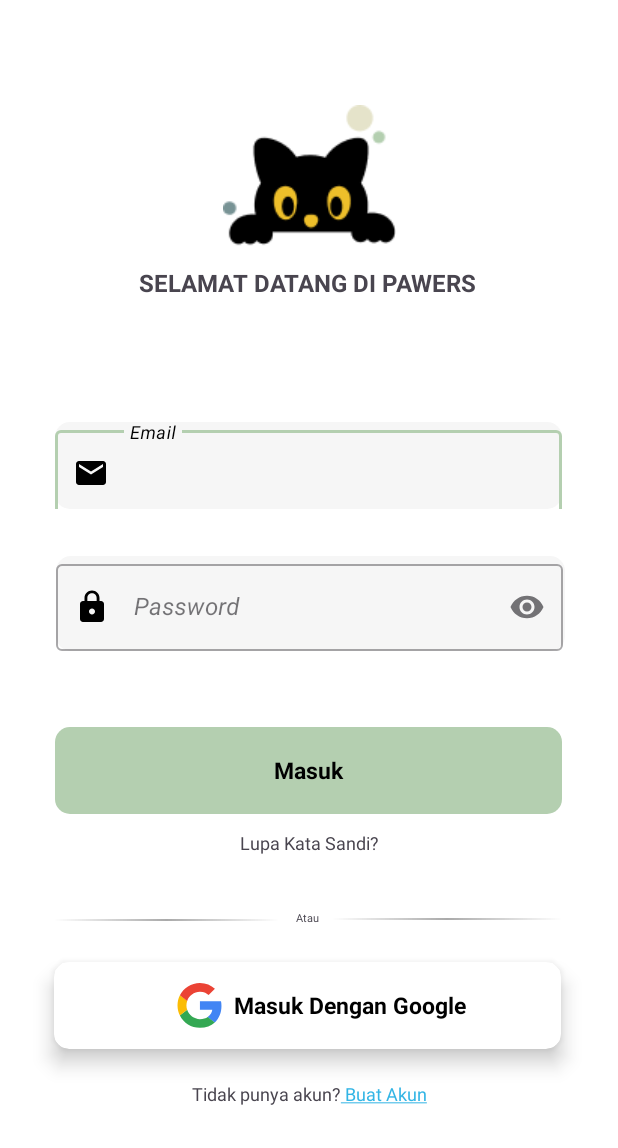
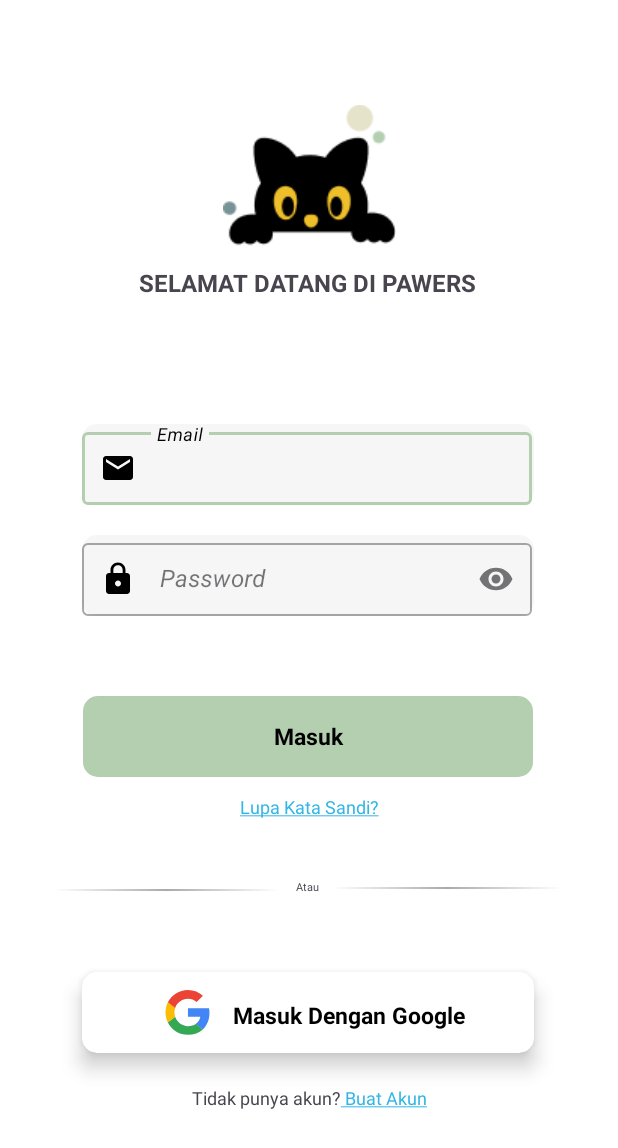
Before and after one commit to myfarism/capstone-android, an Android app: the LoginActivity screen opened directly, with no data from a screen before it, on a phone screen of 412 x 824 dp. Shown: the top 1148 px of the screen. Run offline under Robolectric (Android 15) with nearby library versions, the phone set to English and light mode, and no system bars; our stand-ins replace Firebase (no records; nobody signed in at launch, a user with empty details on screens opened directly).

Commit message:
upload new branch

```diff
--- a/app/src/main/AndroidManifest.xml
+++ b/app/src/main/AndroidManifest.xml
@@ -20,6 +20,9 @@
         android:supportsRtl="true"
         android:theme="@style/Theme.CapstoneBangkitPawers"
         tools:targetApi="35">
+        <activity
+            android:name=".view.ForgotPasswordActivity"
+            android:exported="false" />
         <activity
             android:name=".view.ChatViewActivity"
             android:exported="false" />
--- a/app/src/main/java/com/example/capstonebangkitpawers/login/LoginActivity.kt
+++ b/app/src/main/java/com/example/capstonebangkitpawers/login/LoginActivity.kt
@@ -27,6 +27,7 @@ import com.example.capstonebangkitpawers.databinding.ActivityLoginBinding
 import com.example.capstonebangkitpawers.main.MainActivity
 import com.example.capstonebangkitpawers.main.ViewModelFactory
 import com.example.capstonebangkitpawers.register.RegisterActivity
+import com.example.capstonebangkitpawers.view.ForgotPasswordActivity
 import com.google.android.libraries.identity.googleid.GetGoogleIdOption
 import com.google.firebase.auth.*
 import com.google.firebase.database.FirebaseDatabase
@@ -50,6 +51,7 @@ class LoginActivity : AppCompatActivity() {
         setupClickableText()
         addTextWatcher()
         setupAction()
+        setupForgotPasswordClickableText()
     }
 
     private fun setupClickableText() {
@@ -147,6 +149,27 @@ class LoginActivity : AppCompatActivity() {
             }
     }
 
+    private fun setupForgotPasswordClickableText() {
+        val forgotPasswordText = "Lupa Kata Sandi?"
+        val spannableString = SpannableString(forgotPasswordText)
+
+        val clickableSpan = object : ClickableSpan() {
+            override fun onClick(widget: View) {
+                startActivity(Intent(this@LoginActivity, ForgotPasswordActivity::class.java))
+            }
+        }
+
+        spannableString.setSpan(clickableSpan, 0, forgotPasswordText.length, Spanned.SPAN_EXCLUSIVE_EXCLUSIVE)
+        spannableString.setSpan(
+            ForegroundColorSpan(getColor(android.R.color.holo_blue_light)),
+            0, forgotPasswordText.length, Spanned.SPAN_EXCLUSIVE_EXCLUSIVE
+        )
+
+        binding.tvForgotPassword.text = spannableString
+        binding.tvForgotPassword.movementMethod = LinkMovementMethod.getInstance()
+    }
+
+
     private fun handleLoginError(exception: Exception?) {
         when (exception) {
             is FirebaseAuthInvalidUserException -> showAlertDialog("Login Gagal", "Email tidak terdaftar")
@@ -162,6 +185,20 @@ class LoginActivity : AppCompatActivity() {
             override fun onTextChanged(s: CharSequence?, start: Int, before: Int, count: Int) {
                 binding.passwordEditTextLayout.error =
                     if (s.isNullOrEmpty() || s.length < 8) "Password minimal 8 karakter" else null
+            }
+
+            override fun afterTextChanged(s: Editable?) {}
+        })
+
+        binding.emailEditText.addTextChangedListener(object : TextWatcher {
+            override fun beforeTextChanged(s: CharSequence?, start: Int, count: Int, after: Int) {}
+
+            override fun onTextChanged(s: CharSequence?, start: Int, before: Int, count: Int) {
+                if (!Patterns.EMAIL_ADDRESS.matcher(s.toString()).matches()) {
+                    binding.emailEditTextLayout.error = "Format email tidak valid"
+                } else {
+                    binding.emailEditTextLayout.error = null
+                }
             }
 
             override fun afterTextChanged(s: Editable?) {}
--- a/app/src/main/res/layout/activity_login.xml
+++ b/app/src/main/res/layout/activity_login.xml
@@ -43,8 +43,8 @@
     <com.google.android.material.textfield.TextInputLayout
         android:id="@+id/emailEditTextLayout"
         style="@style/Widget.MaterialComponents.TextInputLayout.OutlinedBox"
-        android:layout_width="338dp"
-        android:layout_height="58dp"
+        android:layout_width="301dp"
+        android:layout_height="54dp"
         android:background="@drawable/edit_text"
         app:hintTextColor="@color/black"
         app:layout_constraintBottom_toBottomOf="parent"
@@ -58,8 +58,8 @@
 
         <com.google.android.material.textfield.TextInputEditText
             android:id="@+id/emailEditText"
-            android:layout_width="338dp"
-            android:layout_height="58dp"
+            android:layout_width="300dp"
+            android:layout_height="match_parent"
             android:hint="Email"
             android:inputType="textEmailAddress"
             android:paddingStart="50dp"
@@ -69,14 +69,13 @@
     <com.google.android.material.textfield.TextInputLayout
         android:id="@+id/passwordEditTextLayout"
         style="@style/Widget.MaterialComponents.TextInputLayout.OutlinedBox"
-        android:layout_width="match_parent"
-        android:layout_height="wrap_content"
-        android:layout_marginStart="37dp"
-        android:layout_marginTop="31dp"
-        android:layout_marginEnd="35dp"
+        android:layout_width="301dp"
+        android:layout_height="54dp"
+        android:layout_marginTop="20dp"
         android:background="@drawable/edit_text"
         app:endIconMode="password_toggle"
         app:hintTextColor="@color/black"
+        app:layout_constraintHorizontal_bias="0.493"
         app:layout_constraintEnd_toEndOf="parent"
         app:layout_constraintStart_toStartOf="parent"
         app:layout_constraintTop_toBottomOf="@id/emailEditTextLayout"
@@ -85,8 +84,8 @@
 
         <com.google.android.material.textfield.TextInputEditText
             android:id="@+id/passwordEditText"
-            android:layout_width="338dp"
-            android:layout_height="58dp"
+            android:layout_width="300dp"
+            android:layout_height="match_parent"
             android:hint="Password"
             android:inputType="textPassword"
             android:paddingStart="50dp"
@@ -95,8 +94,8 @@
 
     <FrameLayout
         android:id="@+id/framebutton"
-        android:layout_width="338dp"
-        android:layout_height="58dp"
+        android:layout_width="300dp"
+        android:layout_height="54dp"
         android:layout_marginTop="20dp"
         app:layout_constraintBottom_toBottomOf="parent"
         app:layout_constraintEnd_toEndOf="parent"
@@ -126,7 +125,7 @@
 
 
     <TextView
-        android:id="@+id/tvPassword"
+        android:id="@+id/tvForgotPassword"
         android:layout_width="wrap_content"
         android:layout_height="wrap_content"
         android:text="Lupa Kata Sandi?"
@@ -146,7 +145,7 @@
         app:layout_constraintEnd_toEndOf="parent"
         app:layout_constraintHorizontal_bias="0.856"
         app:layout_constraintStart_toStartOf="parent"
-        app:layout_constraintTop_toBottomOf="@+id/tvPassword"
+        app:layout_constraintTop_toBottomOf="@+id/tvForgotPassword"
         app:layout_constraintVertical_bias="0.165" />
 
     <TextView
@@ -159,7 +158,7 @@
         app:layout_constraintEnd_toEndOf="parent"
         app:layout_constraintHorizontal_bias="0.498"
         app:layout_constraintStart_toStartOf="parent"
-        app:layout_constraintTop_toBottomOf="@+id/tvPassword"
+        app:layout_constraintTop_toBottomOf="@+id/tvForgotPassword"
         app:layout_constraintVertical_bias="0.15" />
 
     <View
@@ -171,27 +170,25 @@
         app:layout_constraintEnd_toEndOf="parent"
         app:layout_constraintHorizontal_bias="0.137"
         app:layout_constraintStart_toStartOf="parent"
-        app:layout_constraintTop_toBottomOf="@+id/tvPassword"
+        app:layout_constraintTop_toBottomOf="@+id/tvForgotPassword"
         app:layout_constraintVertical_bias="0.169" />
 
     <androidx.cardview.widget.CardView
         android:id="@+id/cardView"
-        android:layout_width="338dp"
-        android:layout_height="wrap_content"
-        android:layout_marginStart="36dp"
-        android:layout_marginEnd="34dp"
-        android:layout_marginBottom="100dp"
+        android:layout_width="301dp"
+        android:layout_height="54dp"
         app:cardCornerRadius="10dp"
         app:cardElevation="8dp"
         app:layout_constraintBottom_toBottomOf="parent"
         app:layout_constraintEnd_toEndOf="parent"
-        app:layout_constraintHorizontal_bias="0.0"
+        app:layout_constraintHorizontal_bias="0.493"
         app:layout_constraintStart_toStartOf="parent"
+        app:layout_constraintVertical_bias="0.3"
         app:layout_constraintTop_toBottomOf="@+id/textView">
 
         <RelativeLayout
-            android:layout_width="338dp"
-            android:layout_height="58dp">
+            android:layout_width="wrap_content"
+            android:layout_height="wrap_content">
 
             <ImageButton
                 android:id="@+id/btnGoogle"
@@ -203,19 +200,21 @@
             <TextView
                 android:layout_width="wrap_content"
                 android:layout_height="wrap_content"
-                android:layout_marginStart="120dp"
+                android:layout_marginStart="15dp"
                 android:layout_marginTop="18dp"
+                android:layout_toEndOf="@+id/imageView4"
                 android:text="Masuk Dengan Google"
                 android:textColor="@android:color/black"
                 android:textSize="15sp"
                 android:textStyle="bold" />
 
             <ImageView
+                android:id="@+id/imageView4"
                 android:layout_width="30dp"
                 android:layout_height="30dp"
                 android:layout_alignParentStart="true"
                 android:layout_centerVertical="true"
-                android:layout_marginStart="82dp"
+                android:layout_marginStart="55dp"
                 android:src="@drawable/google" />
 
         </RelativeLayout>
--- a/app/src/main/res/layout/toolbar_custom.xml
+++ b/app/src/main/res/layout/toolbar_custom.xml
@@ -35,8 +35,7 @@
             android:id="@+id/scanDisini"
             android:layout_width="24dp"
             android:layout_height="24dp"
-            android:layout_marginEnd="10dp"
-            android:layout_marginStart="200dp"
+            android:layout_marginStart="150dp"
             android:src="@drawable/scan"
             android:clickable="true"/>
     </LinearLayout>
```
Also changed, not shown: app/src/main/java/com/example/capstonebangkitpawers/view/ForgotPasswordActivity.kt (added, +16 -0 lines), app/src/main/res/layout/activity_data_diri.xml (+12 -12 lines), app/src/main/res/layout/activity_forgot_password.xml (added, +93 -0 lines), app/src/main/res/layout/activity_register.xml (+30 -48 lines).
